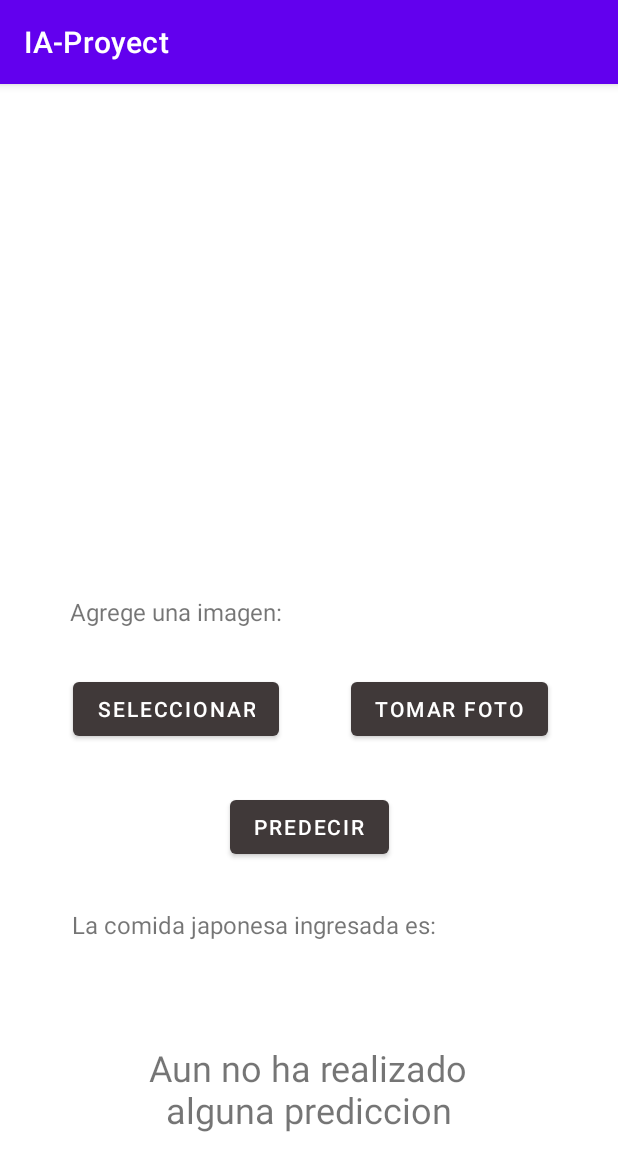
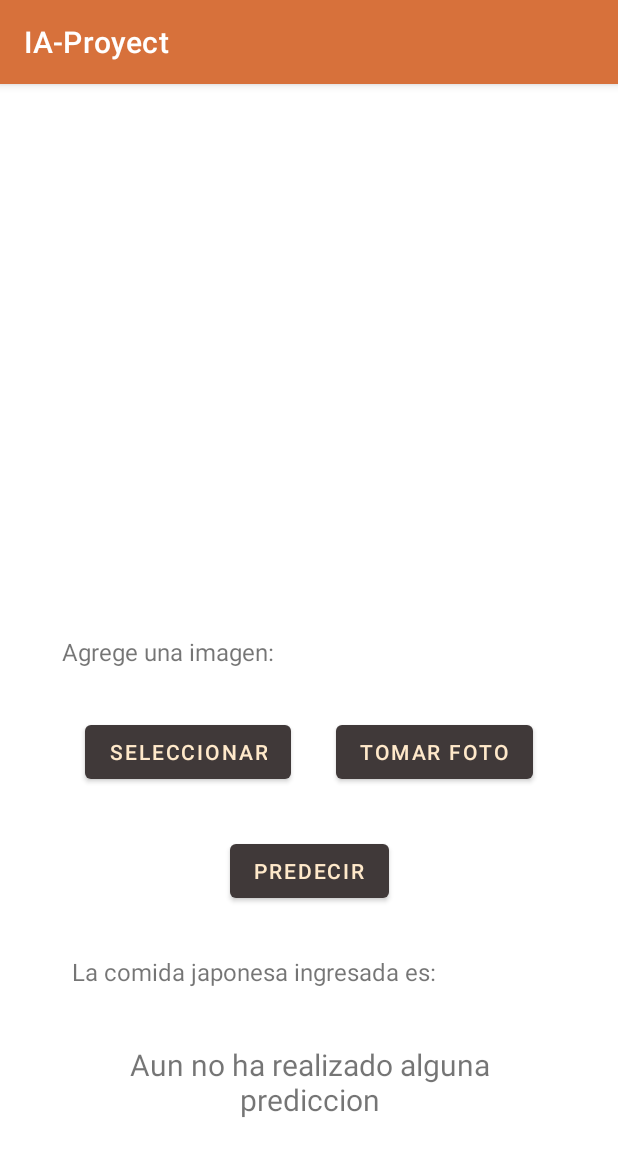
Before and after one commit to ricardoVA999/IA-Proyect, an Android app: the screen it shows after launch (MainActivity), on a phone screen of 412 x 824 dp. Shown: the top 1171 px of the screen. Run offline under Robolectric (Android 15) with nearby library versions, the phone set to English and light mode, and no system bars; libraries missing offline, so code that uses them is left out: org.tensorflow.lite.

```diff
--- a/app/src/main/java/com/ia_proyect/MainActivity.kt
+++ b/app/src/main/java/com/ia_proyect/MainActivity.kt
@@ -57,7 +57,7 @@ class MainActivity : AppCompatActivity() {
 
             val pred = getPred(scores)
 
-            text.setText(pred)
+            text.setText(pred.capitalize())
 
 // Releases model resources if no longer used.
             model.close()
@@ -76,7 +76,7 @@ class MainActivity : AppCompatActivity() {
     fun getPred(scores: MutableList<Category>):String{
 
         var pred = ""
-        var max : Float = 0.0f
+        var max = 0.0f
 
         for(i in scores){
             if(max<i.score){
--- a/app/src/main/res/layout/activity_main.xml
+++ b/app/src/main/res/layout/activity_main.xml
@@ -27,8 +27,8 @@
         app:backgroundTint="#403939"
         app:layout_constraintBottom_toTopOf="@+id/button2"
         app:layout_constraintEnd_toEndOf="parent"
-        app:layout_constraintHorizontal_bias="0.5"
-        app:layout_constraintStart_toEndOf="@+id/textView2"
+        app:layout_constraintHorizontal_bias="0.799"
+        app:layout_constraintStart_toStartOf="parent"
         app:layout_constraintTop_toBottomOf="@+id/textView2" />
 
     <Button
@@ -39,7 +39,7 @@
         app:backgroundTint="#403939"
         app:layout_constraintBottom_toTopOf="@+id/button2"
         app:layout_constraintEnd_toStartOf="@+id/button3"
-        app:layout_constraintHorizontal_bias="0.5"
+        app:layout_constraintHorizontal_bias="0.656"
         app:layout_constraintStart_toStartOf="parent"
         app:layout_constraintTop_toBottomOf="@+id/textView2" />
 
@@ -47,25 +47,25 @@
         android:id="@+id/imageView"
         android:layout_width="285dp"
         android:layout_height="280dp"
-        app:layout_constraintBottom_toTopOf="@+id/textView2"
+        app:layout_constraintBottom_toBottomOf="parent"
         app:layout_constraintEnd_toEndOf="parent"
-        app:layout_constraintHorizontal_bias="0.5"
         app:layout_constraintStart_toStartOf="parent"
         app:layout_constraintTop_toTopOf="parent"
+        app:layout_constraintVertical_bias="0.113"
         tools:srcCompat="@tools:sample/avatars" />
 
     <TextView
         android:id="@+id/textView"
-        android:layout_width="246dp"
-        android:layout_height="136dp"
+        android:layout_width="285dp"
+        android:layout_height="62dp"
         android:gravity="center"
         android:text="Aun no ha realizado alguna prediccion"
-        android:textSize="24sp"
+        android:textSize="20sp"
         app:layout_constraintBottom_toBottomOf="parent"
         app:layout_constraintEnd_toEndOf="parent"
-        app:layout_constraintHorizontal_bias="0.496"
         app:layout_constraintStart_toStartOf="parent"
-        app:layout_constraintTop_toBottomOf="@+id/textView3" />
+        app:layout_constraintTop_toTopOf="parent"
+        app:layout_constraintVertical_bias="0.899" />
 
     <TextView
         android:id="@+id/textView3"
--- a/app/src/main/res/values/colors.xml
+++ b/app/src/main/res/values/colors.xml
@@ -7,4 +7,9 @@
     <color name="teal_700">#FF018786</color>
     <color name="black">#FF000000</color>
     <color name="white">#FFFFFFFF</color>
+    <color name="pink">#FB8987</color>
+    <color name="jap_white">#FFE9CA</color>
+    <color name="purple1">#562151</color>
+    <color name="orange1">#D7713B</color>
+    <color name="yellow1">#FBB95D</color>
 </resources>
--- a/app/src/main/res/values/themes.xml
+++ b/app/src/main/res/values/themes.xml
@@ -2,13 +2,13 @@
     <!-- Base application theme. -->
     <style name="Theme.IAProyect" parent="Theme.MaterialComponents.DayNight.DarkActionBar">
         <!-- Primary brand color. -->
-        <item name="colorPrimary">@color/purple_500</item>
-        <item name="colorPrimaryVariant">@color/purple_700</item>
-        <item name="colorOnPrimary">@color/white</item>
+        <item name="colorPrimary">@color/orange1</item>
+        <item name="colorPrimaryVariant">@color/yellow1</item>
+        <item name="colorOnPrimary">@color/jap_white</item>
         <!-- Secondary brand color. -->
         <item name="colorSecondary">@color/teal_200</item>
         <item name="colorSecondaryVariant">@color/teal_700</item>
-        <item name="colorOnSecondary">@color/black</item>
+        <item name="colorOnSecondary">@color/purple1</item>
         <!-- Status bar color. -->
         <item name="android:statusBarColor" tools:targetApi="l">?attr/colorPrimaryVariant</item>
         <!-- Customize your theme here. -->
```
